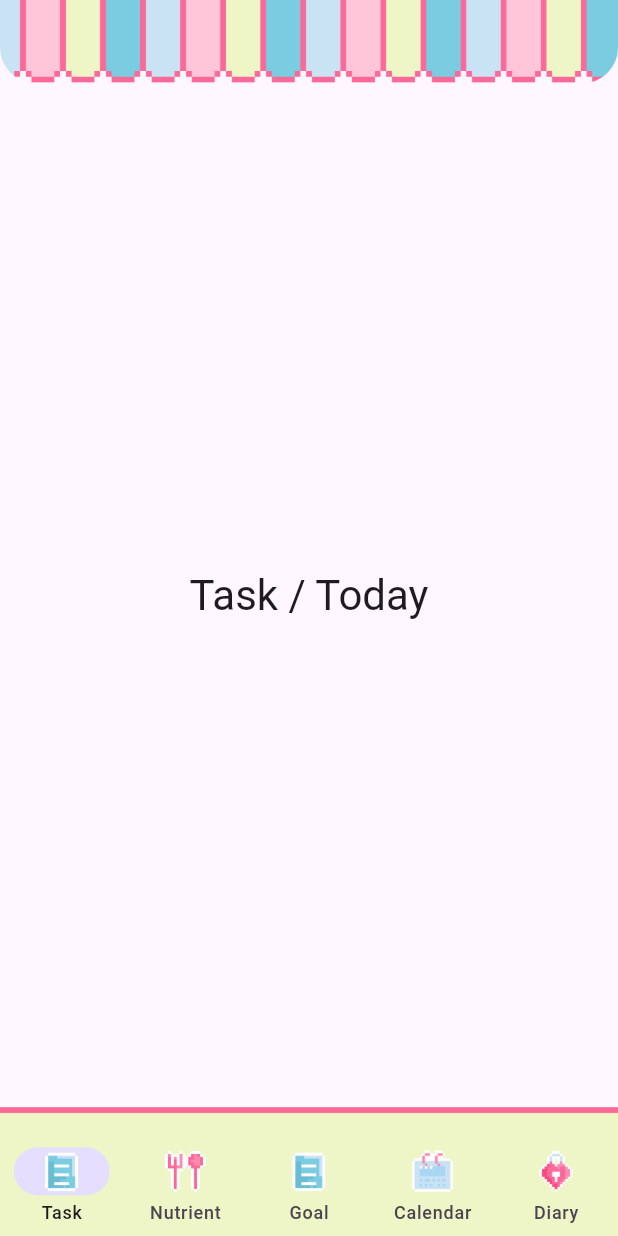
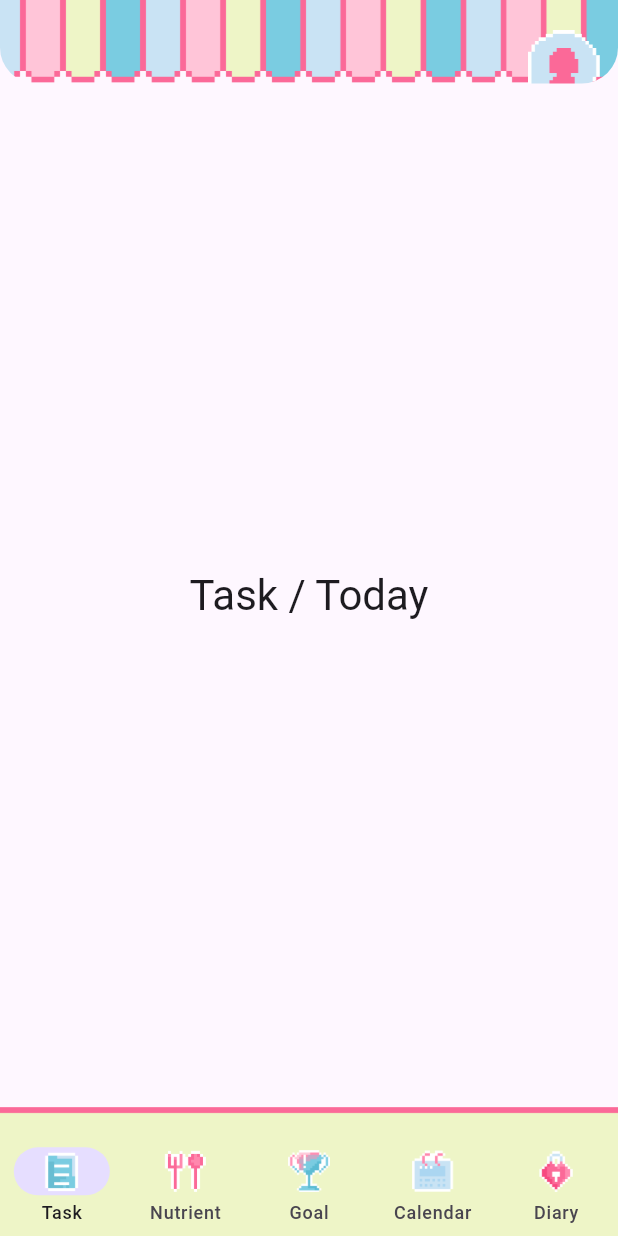
Before and after one commit to ruboon-dej/mobile-app, a Flutter app: the screen it shows after launch, on a phone screen of 412 x 824 dp. Run offline on Flutter 3.47's test engine with Material 3 defaults, Android fonts, the phone set to English and light mode, and no system bars.

Commit message:
Added Profile

```diff
--- a/lib/pages/home_screen.dart
+++ b/lib/pages/home_screen.dart
@@ -39,12 +39,37 @@ class _HomePageState extends State<HomePage> {
           ),
           flexibleSpace: ClipRRect(
   borderRadius: const BorderRadius.vertical(bottom: Radius.circular(24)),
-            child: Image.asset(
+  child: Stack(
+    fit: StackFit.expand,
+    children: [
+      // header image (unchanged)
+      Image.asset(
         'assets/images/Top.png',
         fit: BoxFit.fitWidth,
         alignment: Alignment.topCenter,
         width: screenW,
         height: headerH,
+      ),
+
+      // ✅ profile button (top-right)
+      Positioned(
+        right: 12,   // tweak to match your art
+        top: 20,      // tweak to match your art
+        child: GestureDetector(
+          onTap: () {
+            // later: replace with pushNamed('/profile') if you add a route
+            Navigator.of(context).push(
+              MaterialPageRoute(builder: (_) => const _PageStub('Profile')),
+            );
+          },
+          child: Image.asset(
+            'assets/icons/Profile.png',
+            width: 48,   // keeps it square; 48x48 looks good for a 201x200 source
+            height: 48,  // adjust if you want bigger/smaller
+          ),
+        ),
+      ),
+    ],
   ),
 ),
         ),
@@ -96,8 +121,8 @@ class _HomePageState extends State<HomePage> {
                       label: 'Nutrient',
                     ),
                     NavigationDestination(
-                      icon: Image.asset('assets/icons/task.png', width: 28, height: 28),
-                      selectedIcon: Image.asset('assets/icons/task.png', width: 28, height: 28),
+                      icon: Image.asset('assets/icons/Goal.png', width: 28, height: 28),
+                      selectedIcon: Image.asset('assets/icons/Goal.png', width: 28, height: 28),
                       label: 'Goal',
                     ),
                     NavigationDestination(
```
Also changed, not shown: assets/icons/Goal.png (added), assets/icons/Pencil.png (added), assets/icons/Profile.png (added). Lines whose indentation alone changed are shown as unchanged.
